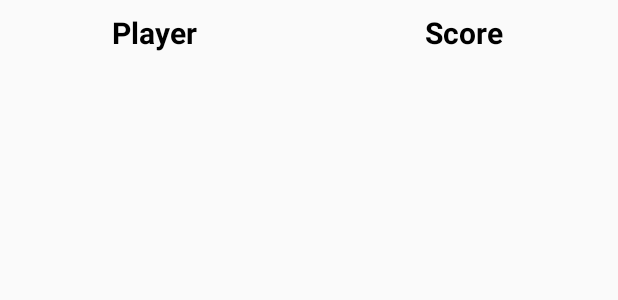
After one commit to EverValdes/DrunkMel, an Android app: the layout score_item.xml on its own in the app's theme, with its tools: preview values and no code run, on a phone screen of 412 x 824 dp. The commit adds this screen. Shown: the top 300 px of the screen. Run offline under Robolectric (Android 15) with nearby library versions, the phone set to English and light mode, and no system bars.

Commit message:
Score table complete! (At least for Questions mode)

```diff
--- a/app/src/main/java/com/drunkmel/drunkmel/ChallengeActivity.java
+++ b/app/src/main/java/com/drunkmel/drunkmel/ChallengeActivity.java
@@ -68,7 +68,7 @@ public class ChallengeActivity extends ActivityMel {
             index++;
         }
 
-        //Example to get values from the Shared Preferences - to be deleted
+        //Example to get values from the Shared Preferences - TODO delete this example
         int value = sharedPref.getInt(players.get(0), 25);
         Toast.makeText(context, players.get(0) + " " + value, Toast.LENGTH_LONG).show();
     }
--- /dev/null
+++ b/app/src/main/res/layout/score_item.xml
@@ -0,0 +1,31 @@
+<?xml version="1.0" encoding="utf-8"?>
+<LinearLayout xmlns:android="http://schemas.android.com/apk/res/android"
+    android:orientation="horizontal"
+    android:layout_width="match_parent"
+    android:layout_height="match_parent">
+
+    <TextView
+        android:layout_width="0dp"
+        android:layout_height="wrap_content"
+        android:layout_weight="1"
+        android:text="Player"
+        android:padding="8dp"
+        android:gravity="center_horizontal"
+        android:id="@+id/finalPlayer"
+        android:textSize="20dp"
+        android:textColor="#000"
+        android:textStyle="bold"/>
+
+    <TextView
+        android:layout_width="0dp"
+        android:layout_height="wrap_content"
+        android:layout_weight="1"
+        android:text="Score"
+        android:gravity="center_horizontal"
+        android:padding="8dp"
+        android:id="@+id/finalScore"
+        android:textSize="20dp"
+        android:textColor="#000"
+        android:textStyle="bold"/>
+
+</LinearLayout>
```
Also changed, not shown: app/src/main/java/com/drunkmel/drunkmel/ScoreActivity.java (+34 -6 lines), app/src/main/java/com/drunkmel/drunkmel/helpers/ListViewAdapter.java (added, +57 -0 lines), app/src/main/java/com/drunkmel/drunkmel/helpers/SortMapByValue.java (added, +85 -0 lines), app/src/main/res/layout/activity_score.xml (+8 -1 lines).
